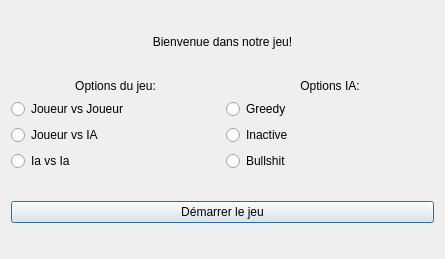
Above: AdvanceWars/startingwindow.ui from ulb-be-pauleroy/QtCuteSmart_Advance_Wars before the change. Below: the same form after it.
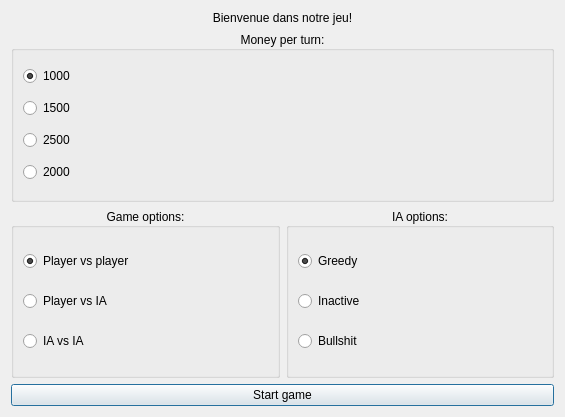
That is the form after the change.

Commit message: Fixes temporarily issue with pushButtons and rearranges stuff

Diff of the .ui file:
```diff
--- a/AdvanceWars/startingwindow.ui
+++ b/AdvanceWars/startingwindow.ui
@@ -6,8 +6,8 @@
    <rect>
     <x>0</x>
     <y>0</y>
-    <width>445</width>
-    <height>259</height>
+    <width>565</width>
+    <height>417</height>
    </rect>
   </property>
   <property name="windowTitle">
@@ -36,48 +36,100 @@
      </property>
     </widget>
    </item>
+   <item>
+    <layout class="QVBoxLayout" name="verticalLayout_4">
+     <item>
+      <widget class="QGroupBox" name="groupBox">
+       <property name="title">
+        <string>Money per turn:</string>
+       </property>
+       <property name="alignment">
+        <set>Qt::AlignCenter</set>
+       </property>
+       <layout class="QVBoxLayout" name="verticalLayout_5">
+        <item>
+         <widget class="QRadioButton" name="radioButton_7">
+          <property name="text">
+           <string>1000</string>
+          </property>
+          <property name="checked">
+           <bool>true</bool>
+          </property>
+         </widget>
+        </item>
+        <item>
+         <widget class="QRadioButton" name="radioButton_8">
+          <property name="text">
+           <string>1500</string>
+          </property>
+         </widget>
+        </item>
+        <item>
+         <widget class="QRadioButton" name="radioButton_9">
+          <property name="text">
+           <string>2500</string>
+          </property>
+         </widget>
+        </item>
+        <item>
+         <widget class="QRadioButton" name="radioButton_10">
+          <property name="text">
+           <string>2000</string>
+          </property>
+         </widget>
+        </item>
+       </layout>
+      </widget>
+     </item>
+    </layout>
+   </item>
    <item>
     <layout class="QHBoxLayout" name="horizontalLayout">
      <item>
       <layout class="QVBoxLayout" name="verticalLayout_2">
        <item>
-        <widget class="QLabel" name="label_2">
-         <property name="sizePolicy">
-          <sizepolicy hsizetype="Minimum" vsizetype="Fixed">
-           <horstretch>0</horstretch>
-           <verstretch>0</verstretch>
-          </sizepolicy>
-         </property>
-         <property name="text">
-          <string>Options du jeu:</string>
+        <widget class="QGroupBox" name="groupBox_2">
+         <property name="title">
+          <string>Game options:</string>
          </property>
          <property name="alignment">
-          <set>Qt::AlignHCenter|Qt::AlignTop</set>
+          <set>Qt::AlignCenter</set>
          </property>
-        </widget>
-       </item>
+         <property name="flat">
+          <bool>false</bool>
+         </property>
+         <property name="checkable">
+          <bool>false</bool>
+         </property>
+         <layout class="QVBoxLayout" name="verticalLayout_6">
        <item>
         <widget class="QRadioButton" name="radioButton_2">
          <property name="cursor">
           <cursorShape>ArrowCursor</cursorShape>
          </property>
          <property name="text">
-          <string>Joueur vs Joueur</string>
+             <string>Player vs player</string>
+            </property>
+            <property name="checked">
+             <bool>true</bool>
          </property>
         </widget>
        </item>
        <item>
         <widget class="QRadioButton" name="radioButton_3">
          <property name="text">
-          <string>Joueur vs IA</string>
+             <string>Player vs IA</string>
          </property>
         </widget>
        </item>
        <item>
         <widget class="QRadioButton" name="radioButton">
          <property name="text">
-          <string>Ia vs Ia</string>
-         </property>
+             <string>IA vs IA</string>
+            </property>
+           </widget>
+          </item>
+         </layout>
         </widget>
        </item>
       </layout>
@@ -85,26 +137,22 @@
      <item>
       <layout class="QVBoxLayout" name="verticalLayout">
        <item>
-        <widget class="QLabel" name="label_3">
-         <property name="sizePolicy">
-          <sizepolicy hsizetype="Minimum" vsizetype="Fixed">
-           <horstretch>0</horstretch>
-           <verstretch>0</verstretch>
-          </sizepolicy>
-         </property>
-         <property name="text">
-          <string>Options IA:</string>
+        <widget class="QGroupBox" name="groupBox_3">
+         <property name="title">
+          <string>IA options:</string>
          </property>
          <property name="alignment">
-          <set>Qt::AlignHCenter|Qt::AlignTop</set>
+          <set>Qt::AlignCenter</set>
          </property>
-        </widget>
-       </item>
+         <layout class="QVBoxLayout" name="verticalLayout_7">
        <item>
         <widget class="QRadioButton" name="radioButton_4">
          <property name="text">
           <string>Greedy</string>
          </property>
+            <property name="checked">
+             <bool>true</bool>
+            </property>
         </widget>
        </item>
        <item>
@@ -122,6 +170,9 @@
         </widget>
        </item>
       </layout>
+        </widget>
+       </item>
+      </layout>
      </item>
     </layout>
    </item>
@@ -134,7 +185,7 @@
       <bool>false</bool>
      </property>
      <property name="text">
-      <string>Démarrer le jeu</string>
+      <string>Start game</string>
      </property>
     </widget>
    </item>
```
Lines whose indentation alone changed are shown as unchanged. The commit also changes 5 other files.
